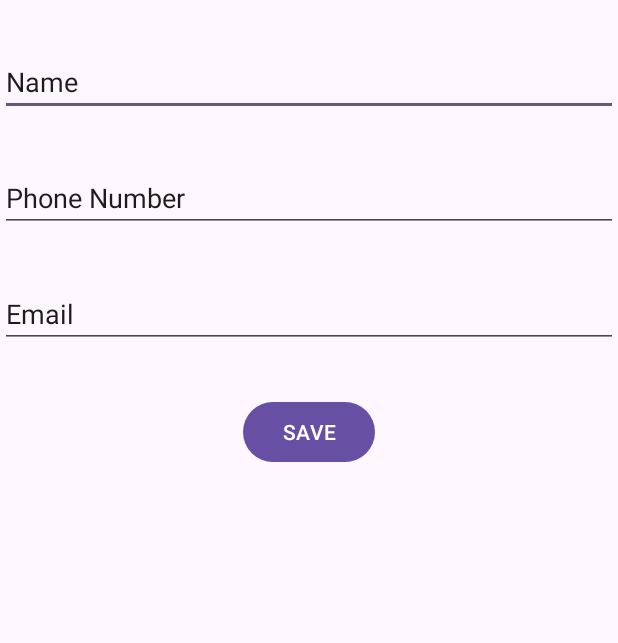
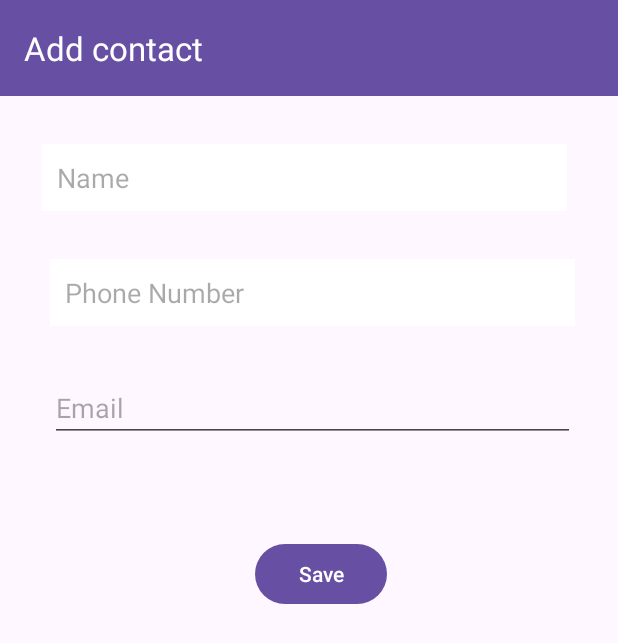
Before and after one commit to ChristineAkinyi/MyContacts-Android, an Android app: the AddContactActivity screen opened directly, with no data from a screen before it, on a phone screen of 412 x 824 dp. Shown: the top 643 px of the screen. Run offline under Robolectric (Android 15) with nearby library versions, the phone set to English and light mode, and no system bars.

Commit message:
Add save contact functionality

```diff
--- a/app/src/main/AndroidManifest.xml
+++ b/app/src/main/AndroidManifest.xml
@@ -2,8 +2,10 @@
 <manifest xmlns:android="http://schemas.android.com/apk/res/android"
     xmlns:tools="http://schemas.android.com/tools">
 
+    <uses-permission android:name="android.permission.INTERNET"></uses-permission>
+
     <application
-        android:name=".model.ContactsApp"
+        android:name=".ContactsApp"
         android:allowBackup="true"
         android:dataExtractionRules="@xml/data_extraction_rules"
         android:fullBackupContent="@xml/backup_rules"
--- a/app/src/main/java/com/akirachix/mycontacts/model/ContactsApp.kt
+++ b/app/src/main/java/com/akirachix/mycontacts/ContactsApp.kt
@@ -1,4 +1,4 @@
-package com.akirachix.mycontacts.model
+package com.akirachix.mycontacts
 
 import android.app.Application
 import android.content.Context
--- a/app/src/main/java/com/akirachix/mycontacts/database/ContactsDatabase.kt
+++ b/app/src/main/java/com/akirachix/mycontacts/database/ContactsDatabase.kt
@@ -1,12 +1,12 @@
 package com.akirachix.mycontacts.database
 
 import android.content.Context
-import android.provider.ContactsContract.Contacts
 import androidx.room.Database
 import androidx.room.Room
 import androidx.room.RoomDatabase
+import com.akirachix.mycontacts.model.Contact
 
-@Database(entities = arrayOf(Contacts::class), version = 1)
+@Database(entities = arrayOf(Contact::class), version = 1)
 abstract class ContactsDatabase: RoomDatabase() {
 
     abstract fun getContactDao(): ContactDao
--- /dev/null
+++ b/app/src/main/java/com/akirachix/mycontacts/model/SelfieResponse.kt
@@ -0,0 +1,6 @@
+package com.akirachix.mycontacts.model
+
+data class SelfieResponse(
+    var image: String,
+    var caption: String
+)
--- a/app/src/main/java/com/akirachix/mycontacts/ui/AddContactActivity.kt
+++ b/app/src/main/java/com/akirachix/mycontacts/ui/AddContactActivity.kt
@@ -46,7 +46,7 @@ class AddContactActivity : AppCompatActivity() {
         if (!error){
             val newContact = Contact(contactId = 0, name= name, email= email, phoneNumber = phone, avatar = "" )
             contactsViewModel.saveContact(newContact)
-            finish()
+//            finish()
         }
     }
 }
--- a/app/src/main/java/com/akirachix/mycontacts/ui/ContactsAdapter.kt
+++ b/app/src/main/java/com/akirachix/mycontacts/ui/ContactsAdapter.kt
@@ -42,7 +42,7 @@ import com.akirachix.mycontacts.databinding.ContactListItemBinding
 import com.akirachix.mycontacts.model.Contact
 import com.akirachix.mycontacts.ui.ViewContactActivity
 
-class ContactsAdapter(var contactsList: List<Contact>, val context: Context):
+class ContactsAdapter(val contactsList: List<Contact>, val context: Context):
     RecyclerView.Adapter<ContactsViewHolder>() {
     override fun onCreateViewHolder(parent: ViewGroup, viewType: Int): ContactsViewHolder {
         var binding = ContactListItemBinding.inflate(LayoutInflater.from(parent.context),parent,false)
@@ -56,7 +56,7 @@ class ContactsAdapter(var contactsList: List<Contact>, val context: Context):
         holder.binding.tvEmail.text = contact.email
         holder.binding.cvContact.setOnClickListener {
             val intent = Intent(context, ViewContactActivity::class.java)
-            context.startActivity(intent)
+//            context.startActivity(intent)
             intent.putExtra("CONTACT_ID", contact.contactId)
             context.startActivity(intent)
         }
@@ -69,6 +69,6 @@ class ContactsAdapter(var contactsList: List<Contact>, val context: Context):
 class ContactsViewHolder(var binding : ContactListItemBinding):
     RecyclerView.ViewHolder(binding.root){
         val tvName = binding.tvName
-        val tvPhoneNumber = binding.tvPhoneNumber
+        val tvPhone = binding.tvPhoneNumber
         val etEmail = binding.tvEmail
     }
--- a/app/src/main/res/layout/activity_add_contact.xml
+++ b/app/src/main/res/layout/activity_add_contact.xml
@@ -9,48 +9,92 @@
 
     <EditText
         android:id="@+id/etName"
-        android:layout_width="0dp"
-        android:layout_height="wrap_content"
-        android:layout_marginTop="32dp"
+        android:layout_width="350dp"
+        android:layout_height="0dp"
+        android:layout_marginStart="24dp"
+        android:layout_marginTop="96dp"
+        android:layout_marginEnd="24dp"
         android:ems="10"
+        android:hint="@string/name_hint"
         android:inputType="text"
-        android:text="Name"
+        android:textColor="@color/black"
+        android:background="@color/white"
+        android:padding="10dp"
+        android:autofillHints="Name"
         app:layout_constraintEnd_toEndOf="parent"
+        app:layout_constraintHorizontal_bias="0.264"
         app:layout_constraintStart_toStartOf="parent"
         app:layout_constraintTop_toTopOf="parent" />
 
     <EditText
         android:id="@+id/etPhone"
-        android:layout_width="0dp"
+        android:layout_width="350dp"
         android:layout_height="wrap_content"
+        android:layout_marginStart="16dp"
         android:layout_marginTop="32dp"
         android:ems="10"
-        android:inputType="text"
-        android:text="Phone Number"
+        android:hint="@string/phone_hint"
+        android:textColor="@color/black"
+        android:background="@color/white"
+        android:padding="10dp"
+        android:inputType="phone"
+        android:autofillHints="Phone Number"
         app:layout_constraintEnd_toEndOf="parent"
+        app:layout_constraintHorizontal_bias="0.379"
         app:layout_constraintStart_toStartOf="parent"
         app:layout_constraintTop_toBottomOf="@+id/etName" />
 
     <EditText
         android:id="@+id/etEmail"
-        android:layout_width="0dp"
+        android:layout_width="350dp"
         android:layout_height="wrap_content"
+        android:layout_marginStart="16dp"
         android:layout_marginTop="32dp"
         android:ems="10"
-        android:hint="Email"
-        android:inputType="text"
-        android:text="Email"
+        android:hint="@string/email_hint"
+        android:inputType="textEmailAddress"
+        android:autofillHints="Email"
         app:layout_constraintEnd_toEndOf="parent"
+        app:layout_constraintHorizontal_bias="0.379"
         app:layout_constraintStart_toStartOf="parent"
         app:layout_constraintTop_toBottomOf="@+id/etPhone" />
 
     <Button
-        android:id="@+id/fabSaveContact"
+        android:id="@+id/btnSave"
         android:layout_width="wrap_content"
         android:layout_height="wrap_content"
-        android:layout_marginTop="32dp"
-        android:text="SAVE"
+        android:layout_marginTop="64dp"
+        android:layout_marginStart="16dp"
+        android:text="@string/save_button_text"
         app:layout_constraintEnd_toEndOf="parent"
         app:layout_constraintStart_toStartOf="parent"
         app:layout_constraintTop_toBottomOf="@+id/etEmail" />
+
+    <ProgressBar
+        android:id="@+id/progressBar"
+        style="?android:attr/progressBarStyle"
+        android:layout_width="wrap_content"
+        android:layout_height="wrap_content"
+        android:visibility="gone"
+        android:layout_marginTop="10dp"
+        app:layout_constraintEnd_toEndOf="parent"
+        app:layout_constraintStart_toStartOf="parent"
+        app:layout_constraintBottom_toTopOf="@id/btnSave"
+        app:layout_constraintTop_toBottomOf="@+id/etPhone"
+        app:layout_constraintVertical_bias="0.0"/>
+
+    <androidx.appcompat.widget.Toolbar
+        android:id="@+id/toolbar2"
+        android:layout_width="0dp"
+        android:layout_height="wrap_content"
+        android:background="?attr/colorPrimary"
+        android:minHeight="?attr/actionBarSize"
+        android:theme="?attr/actionBarTheme"
+        app:title="Add contact"
+        app:titleTextColor="#ffff"
+        app:layout_constraintEnd_toEndOf="parent"
+        app:layout_constraintStart_toStartOf="parent"
+        app:layout_constraintTop_toTopOf="parent" />
+
+
 </androidx.constraintlayout.widget.ConstraintLayout>
--- a/app/src/main/res/values/strings.xml
+++ b/app/src/main/res/values/strings.xml
@@ -1,3 +1,8 @@
 <resources>
     <string name="app_name">MyContacts</string>
+    <string name="name_hint">Name</string>
+    <string name="phone_hint">Phone Number</string>
+    <string name="email_hint">Email</string>
+    <string name="save_button_text">Save</string>
+    <string name="save_contact">Save Contact</string>
 </resources>
```
Also changed, not shown: app/build.gradle.kts (+11 -6 lines), app/src/main/java/com/akirachix/mycontacts/api/ApiClient.kt (added, +14 -0 lines), app/src/main/java/com/akirachix/mycontacts/api/ApiInterface.kt (added, +17 -0 lines), app/src/main/java/com/akirachix/mycontacts/repository/ContactsRepository.kt (+15 -3 lines), app/src/main/java/com/akirachix/mycontacts/ui/MainActivity.kt (+2 -9 lines), app/src/main/java/com/akirachix/mycontacts/ui/ViewContactActivity.kt (+31 -0 lines), app/src/main/java/com/akirachix/mycontacts/viewmodel/ContactsViewModel.kt (+10 -0 lines), app/src/main/res/layout/activity_main.xml (+9 -9 lines), app/src/main/res/layout/activity_view_contact.xml (+38 -24 lines), app/src/main/res/layout/contact_list_item.xml (+18 -3 lines), app/src/main/java/com/akirachix/mycontacts/database/ContactDao.kt (indentation only).
